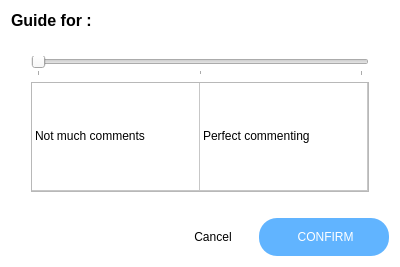
wassgha/TurboGrade, file TurboGrade/ui/criterionguidedialog.ui: the form before one commit.
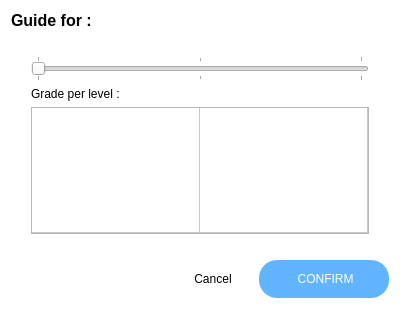
The form after the commit. Icons and pictures are not drawn.

Diff of the .ui file:
```diff
--- a/TurboGrade/ui/criterionguidedialog.ui
+++ b/TurboGrade/ui/criterionguidedialog.ui
@@ -7,7 +7,7 @@
     <x>0</x>
     <y>0</y>
     <width>400</width>
-    <height>267</height>
+    <height>309</height>
    </rect>
   </property>
   <property name="windowTitle">
@@ -143,13 +143,20 @@
         <enum>Qt::Horizontal</enum>
        </property>
        <property name="tickPosition">
-        <enum>QSlider::TicksBelow</enum>
+        <enum>QSlider::TicksBothSides</enum>
        </property>
        <property name="tickInterval">
         <number>0</number>
        </property>
       </widget>
      </item>
+     <item>
+      <widget class="QLabel" name="label">
+       <property name="text">
+        <string>Grade per level : </string>
+       </property>
+      </widget>
+     </item>
      <item>
       <widget class="QTableWidget" name="guide">
        <property name="frameShape">
@@ -215,9 +222,15 @@
        <attribute name="verticalHeaderVisible">
         <bool>false</bool>
        </attribute>
+       <attribute name="verticalHeaderDefaultSectionSize">
+        <number>35</number>
+       </attribute>
        <attribute name="verticalHeaderHighlightSections">
         <bool>true</bool>
        </attribute>
+       <attribute name="verticalHeaderMinimumSectionSize">
+        <number>21</number>
+       </attribute>
        <attribute name="verticalHeaderShowSortIndicator" stdset="0">
         <bool>false</bool>
        </attribute>
@@ -229,12 +242,18 @@
        <column/>
        <item row="0" column="0">
         <property name="text">
-         <string>Not much comments</string>
+         <string/>
         </property>
        </item>
        <item row="0" column="1">
         <property name="text">
-         <string>Perfect commenting</string>
+         <string/>
+        </property>
+        <property name="textAlignment">
+         <set>AlignCenter</set>
+        </property>
+        <property name="flags">
+         <set>ItemIsSelectable|ItemIsEditable|ItemIsDragEnabled|ItemIsUserCheckable|ItemIsEnabled</set>
         </property>
        </item>
       </widget>
```
